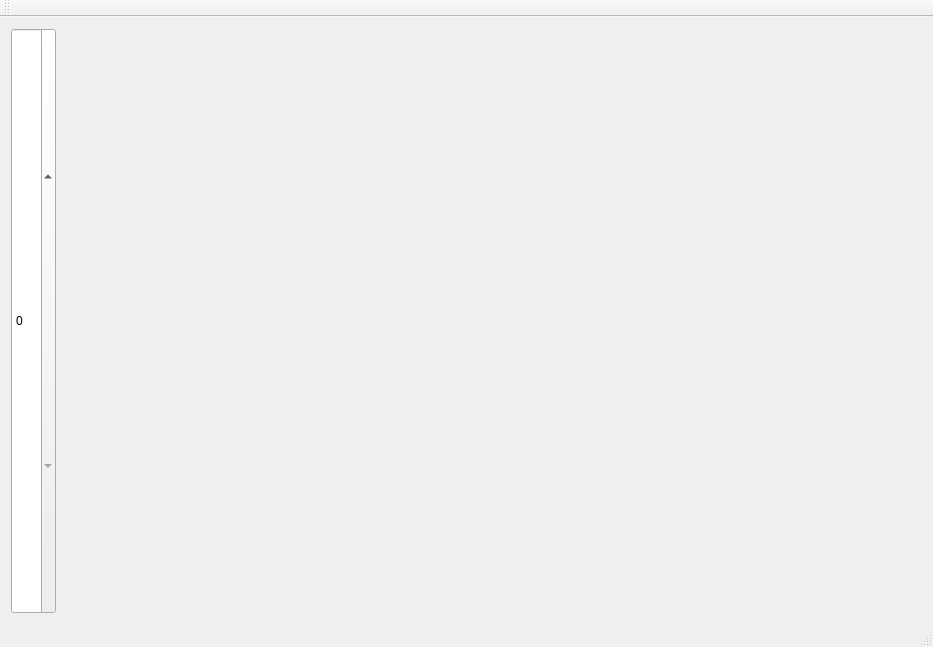
Before: the Qt Designer form Project/primitive/mainwindow.ui in wyt0602/MyPaper, drawn with Qt 5.
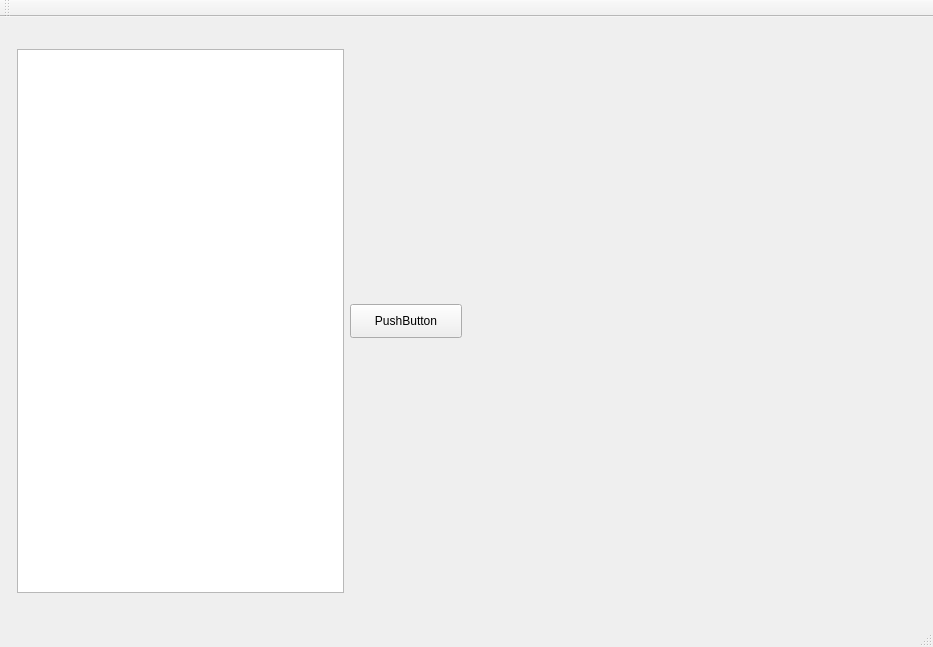
After: the same form once the commit is applied. Custom widgets are drawn as their Qt base class.

The edit to the form file:
```diff
--- a/Project/primitive/mainwindow.ui
+++ b/Project/primitive/mainwindow.ui
@@ -22,25 +22,47 @@
   <widget class="QWidget" name="centralWidget">
    <layout class="QGridLayout" name="gridLayout">
     <item row="0" column="0">
-     <layout class="QHBoxLayout" name="horizontalLayout" stretch="1,19">
+     <layout class="QHBoxLayout" name="horizontalLayout">
       <item>
-       <widget class="QSpinBox" name="spinBox">
-        <property name="sizePolicy">
-         <sizepolicy hsizetype="Expanding" vsizetype="Expanding">
-          <horstretch>0</horstretch>
-          <verstretch>0</verstretch>
-         </sizepolicy>
+       <widget class="ProjectListWidget" name="listWidget">
+        <property name="maximumSize">
+         <size>
+          <width>327</width>
+          <height>544</height>
+         </size>
         </property>
        </widget>
       </item>
       <item>
-       <widget class="QWidget" name="widget" native="true">
+       <widget class="QPushButton" name="pushButton">
+        <property name="maximumSize">
+         <size>
+          <width>112</width>
+          <height>34</height>
+         </size>
+        </property>
+        <property name="text">
+         <string>PushButton</string>
+        </property>
+       </widget>
+      </item>
+      <item>
+       <widget class="Canvos" name="canvos_widget" native="true">
         <property name="sizePolicy">
-         <sizepolicy hsizetype="Expanding" vsizetype="Expanding">
+         <sizepolicy hsizetype="Fixed" vsizetype="Preferred">
           <horstretch>0</horstretch>
           <verstretch>0</verstretch>
          </sizepolicy>
         </property>
+        <property name="minimumSize">
+         <size>
+          <width>448</width>
+          <height>544</height>
+         </size>
+        </property>
+        <property name="acceptDrops">
+         <bool>true</bool>
+        </property>
        </widget>
       </item>
      </layout>
@@ -68,6 +90,19 @@
   <widget class="QStatusBar" name="statusBar"/>
  </widget>
  <layoutdefault spacing="6" margin="11"/>
+ <customwidgets>
+  <customwidget>
+   <class>Canvos</class>
+   <extends>QWidget</extends>
+   <header>canvos.h</header>
+   <container>1</container>
+  </customwidget>
+  <customwidget>
+   <class>ProjectListWidget</class>
+   <extends>QListWidget</extends>
+   <header>projectlistwidget.h</header>
+  </customwidget>
+ </customwidgets>
  <resources/>
  <connections/>
 </ui>
```
